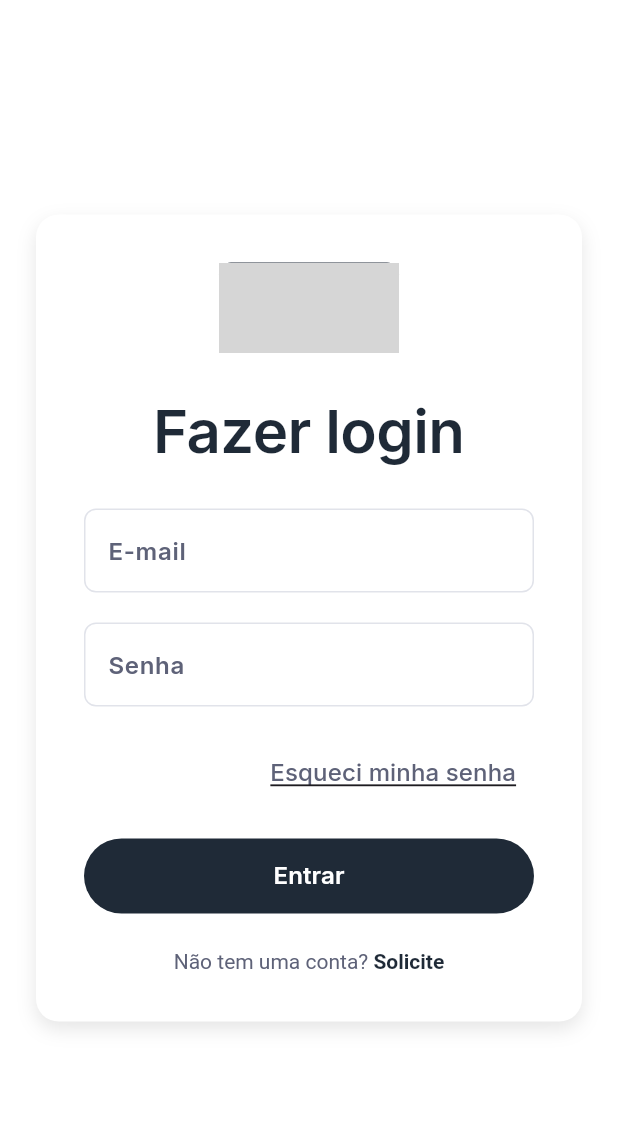
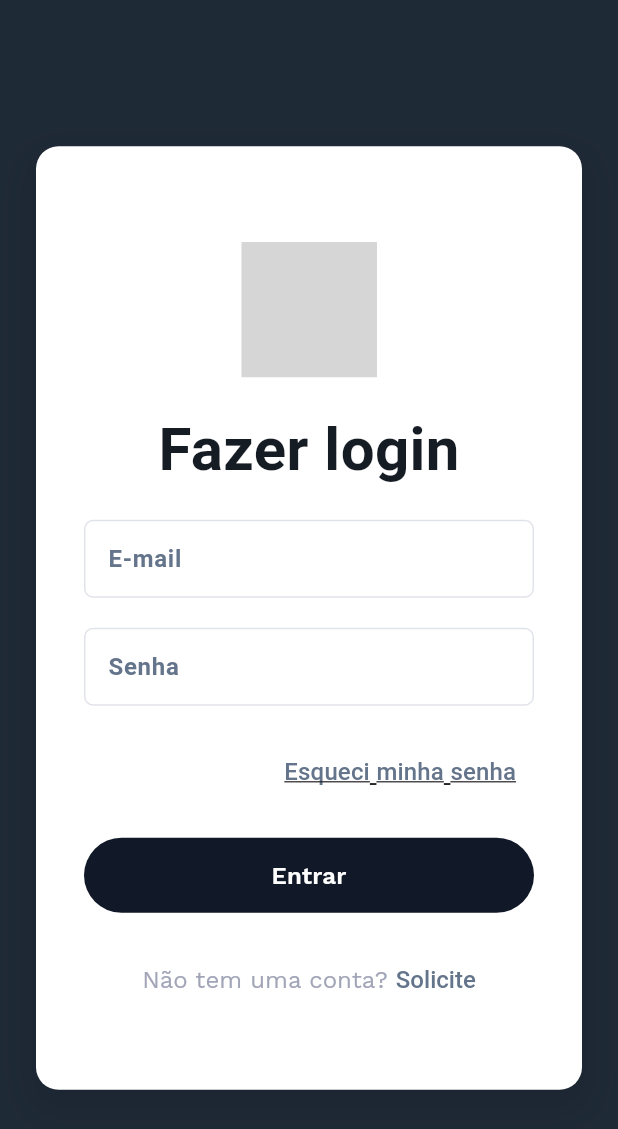
Before and after one commit to gabrielmaialva33/yol-benicio-app, a Flutter app: the screen it shows after launch, on a phone screen of 412 x 824 dp. Shown: the top 1129 px of the screen. Run offline on Flutter 3.47's test engine with Material 3 defaults, Android fonts, the phone set to English and light mode, and no system bars; our stand-ins replace flutter_svg, font_awesome_flutter, google_fonts, shared_preferences; grey boxes are pictures that could not be loaded.

Commit message:
chore: refactor login page layout with responsive design and decorative elements

```diff
--- a/lib/features/auth/pages/login_page.dart
+++ b/lib/features/auth/pages/login_page.dart
@@ -1,4 +1,5 @@
 import 'package:flutter/material.dart';
+import 'package:flutter_svg/flutter_svg.dart';
 import 'package:provider/provider.dart';
 import 'package:yolapp/features/auth/services/auth_service.dart';
 
@@ -44,159 +45,148 @@ class _LoginPageState extends State<LoginPage> {
   @override
   Widget build(BuildContext context) {
     return Scaffold(
-      backgroundColor: Colors.white,
-      body: Center(
+      backgroundColor: const Color(0xFF1F2A37),
+      body: LayoutBuilder(
+        builder: (context, constraints) {
+          bool isDesktop = constraints.maxWidth > 800;
+          return Stack(
+            children: [
+              // Decorative circles for desktop
+              if (isDesktop) ...[
+                Positioned(
+                  top: -150,
+                  left: -150,
+                  child: _buildDecorativeCircle(),
+                ),
+                Positioned(
+                  bottom: -200,
+                  left: -100,
+                  child: _buildDecorativeCircle(),
+                ),
+              ],
+              Center(
                 child: SingleChildScrollView(
                   padding: const EdgeInsets.all(24.0),
-          child: Container(
-            constraints: const BoxConstraints(maxWidth: 400),
+                  child:
+                      isDesktop ? _buildDesktopLayout() : _buildMobileLayout(),
+                ),
+              ),
+            ],
+          );
+        },
+      ),
+    );
+  }
+
+  Widget _buildDecorativeCircle() {
+    return Container(
+      width: 550,
+      height: 550,
+      decoration: BoxDecoration(
+        shape: BoxShape.circle,
+        border: Border.all(
+          color: const Color(0xFFF6680E).withOpacity(0.5),
+          width: 15,
+        ),
+        boxShadow: [
+          BoxShadow(
+            color: const Color(0xFF0F172A).withOpacity(0.8),
+            blurRadius: 95,
+            spreadRadius: 13,
+          ),
+        ],
+      ),
+    );
+  }
+
+  Widget _buildDesktopLayout() {
+    return Row(
+      mainAxisAlignment: MainAxisAlignment.center,
+      crossAxisAlignment: CrossAxisAlignment.center,
+      children: [
+        const Expanded(
+          child: Center(
+              // This space can be used for a larger branding image on desktop
+              // For now, we keep it empty as the logo is inside the form card.
+              ),
+        ),
+        const SizedBox(width: 60),
+        Expanded(
+          child: _buildLoginForm(),
+        ),
+      ],
+    );
+  }
+
+  Widget _buildMobileLayout() {
+    return _buildLoginForm();
+  }
+
+  Widget _buildLoginForm() {
+    return Container(
+      constraints: const BoxConstraints(maxWidth: 490),
       decoration: BoxDecoration(
         color: Colors.white,
         borderRadius: BorderRadius.circular(15),
         boxShadow: [
           BoxShadow(
             color: Colors.black.withOpacity(0.1),
-                  blurRadius: 10,
-                  offset: const Offset(0, 5),
+            blurRadius: 20,
+            spreadRadius: 5,
+            offset: const Offset(0, 10),
           ),
         ],
       ),
-            padding: const EdgeInsets.all(32),
+      padding: const EdgeInsets.symmetric(horizontal: 32, vertical: 64),
       child: Form(
         key: _formKey,
         child: Column(
           mainAxisSize: MainAxisSize.min,
           children: [
-                  // Logo section
-                  Container(
-                    margin: const EdgeInsets.only(bottom: 40),
-                    child: Image.asset(
-                      'assets/images/logo-yol.svg',
-                      height: 60,
-                      errorBuilder: (context, error, stackTrace) {
-                        return Container(
-                          height: 60,
-                          width: 120,
-                          decoration: BoxDecoration(
-                            color: const Color(0xFF1F2A37),
-                            borderRadius: BorderRadius.circular(8),
+            SvgPicture.asset(
+              'assets/icons/logo.svg',
+              height: 90,
             ),
-                          child: const Center(
-                            child: Text(
-                              'YOL',
+            const SizedBox(height: 35),
+            Text(
+              'Fazer login',
               style: TextStyle(
-                                color: Colors.white,
-                                fontSize: 24,
-                                fontWeight: FontWeight.bold,
+                fontFamily: 'Montserrat',
+                fontSize: 40,
+                fontWeight: FontWeight.w600,
+                color: const Color(0xFF161C24),
+                height: 0.6,
               ),
             ),
-                          ),
-                        );
-                      },
-                    ),
-                  ),
-
-                  // Title
-                  Text(
-                    'Fazer login',
-                    style: Theme.of(context).textTheme.headlineMedium?.copyWith(
-                          fontSize: 40,
-                          fontWeight: FontWeight.w600,
-                          color: const Color(0xFF1F2A37),
-                          height: 0.6,
-                          letterSpacing: -0.4,
-                        ),
-                  ),
-                  const SizedBox(height: 40),
-
-                  // Email field
+            const SizedBox(height: 35),
             TextFormField(
               controller: _emailController,
-                    decoration: InputDecoration(
-                      hintText: 'E-mail',
-                      hintStyle: const TextStyle(
-                        color: Color(0xFF5E6278),
+              decoration: _buildInputDecoration('E-mail'),
+              style: const TextStyle(
+                  fontFamily: 'Montserrat',
                   fontSize: 16,
                   fontWeight: FontWeight.w600,
-                      ),
-                      border: OutlineInputBorder(
-                        borderRadius: BorderRadius.circular(8),
-                        borderSide: const BorderSide(color: Color(0xFFE1E3EA)),
-                      ),
-                      enabledBorder: OutlineInputBorder(
-                        borderRadius: BorderRadius.circular(8),
-                        borderSide: const BorderSide(color: Color(0xFFE1E3EA)),
-                      ),
-                      focusedBorder: OutlineInputBorder(
-                        borderRadius: BorderRadius.circular(8),
-                        borderSide: const BorderSide(
-                            color: Color(0xFF1F2A37), width: 2),
-                      ),
-                      errorBorder: OutlineInputBorder(
-                        borderRadius: BorderRadius.circular(8),
-                        borderSide: const BorderSide(color: Colors.red),
-                      ),
-                      contentPadding: const EdgeInsets.symmetric(
-                          horizontal: 12, vertical: 16),
-                      filled: true,
-                      fillColor: Colors.white,
-                    ),
-                    style: const TextStyle(
-                      fontSize: 16,
-                      fontWeight: FontWeight.w600,
-                      color: Color(0xFF5E6278),
-                    ),
+                  color: Color(0xFF64748B)),
               keyboardType: TextInputType.emailAddress,
               validator: (value) {
                 if (value == null || value.isEmpty) {
                   return 'E-mail é obrigatório';
                 }
-                      if (!RegExp(r'^[^\s@]+@[^\s@]+\.[^\s@]+$')
-                          .hasMatch(value)) {
+                if (!RegExp(r'^[^\s@]+@[^\s@]+\.[^\s@]+$').hasMatch(value)) {
                   return 'E-mail inválido';
                 }
                 return null;
               },
             ),
             const SizedBox(height: 20),
-
-                  // Password field
             TextFormField(
               controller: _passwordController,
-                    decoration: InputDecoration(
-                      hintText: 'Senha',
-                      hintStyle: const TextStyle(
-                        color: Color(0xFF5E6278),
+              decoration: _buildInputDecoration('Senha'),
+              style: const TextStyle(
+                  fontFamily: 'Montserrat',
                   fontSize: 16,
                   fontWeight: FontWeight.w600,
-                      ),
-                      border: OutlineInputBorder(
-                        borderRadius: BorderRadius.circular(8),
-                        borderSide: const BorderSide(color: Color(0xFFE1E3EA)),
-                      ),
-                      enabledBorder: OutlineInputBorder(
-                        borderRadius: BorderRadius.circular(8),
-                        borderSide: const BorderSide(color: Color(0xFFE1E3EA)),
-                      ),
-                      focusedBorder: OutlineInputBorder(
-                        borderRadius: BorderRadius.circular(8),
-                        borderSide: const BorderSide(
-                            color: Color(0xFF1F2A37), width: 2),
-                      ),
-                      errorBorder: OutlineInputBorder(
-                        borderRadius: BorderRadius.circular(8),
-                        borderSide: const BorderSide(color: Colors.red),
-                      ),
-                      contentPadding: const EdgeInsets.symmetric(
-                          horizontal: 12, vertical: 16),
-                      filled: true,
-                      fillColor: Colors.white,
-                    ),
-                    style: const TextStyle(
-                      fontSize: 16,
-                      fontWeight: FontWeight.w600,
-                      color: Color(0xFF5E6278),
-                    ),
+                  color: Color(0xFF64748B)),
               obscureText: true,
               validator: (value) {
                 if (value == null || value.isEmpty) {
@@ -205,32 +195,23 @@ class _LoginPageState extends State<LoginPage> {
                 return null;
               },
             ),
-
-                  // Error message
             if (_errorMessage != null) ...[
               const SizedBox(height: 16),
               Text(
                 _errorMessage!,
-                      style: const TextStyle(
-                        color: Colors.red,
-                        fontSize: 14,
-                      ),
+                style: const TextStyle(color: Colors.red, fontSize: 14),
               ),
             ],
-
             const SizedBox(height: 20),
-
-                  // Forgot password link
             Align(
               alignment: Alignment.centerRight,
               child: TextButton(
-                      onPressed: () {
-                        // TODO: Implement forgot password
-                      },
+                onPressed: () {},
                 child: const Text(
                   'Esqueci minha senha',
                   style: TextStyle(
-                          color: Color(0xFF5E6278),
+                    fontFamily: 'Montserrat',
+                    color: Color(0xFF64748B),
                     fontSize: 16,
                     fontWeight: FontWeight.w500,
                     decoration: TextDecoration.underline,
@@ -238,22 +219,18 @@ class _LoginPageState extends State<LoginPage> {
                 ),
               ),
             ),
-
             const SizedBox(height: 20),
-
-                  // Login button
             SizedBox(
               width: double.infinity,
               height: 50,
               child: ElevatedButton(
                 onPressed: _isLoading ? null : _login,
                 style: ElevatedButton.styleFrom(
-                        backgroundColor: const Color(0xFF1F2A37),
+                  backgroundColor: const Color(0xFF111827),
                   foregroundColor: Colors.white,
                   shape: RoundedRectangleBorder(
-                          borderRadius: BorderRadius.circular(25),
+                    borderRadius: BorderRadius.circular(999),
                   ),
-                        elevation: 0,
                 ),
                 child: _isLoading
                     ? const SizedBox(
@@ -268,29 +245,28 @@ class _LoginPageState extends State<LoginPage> {
                     : const Text(
                         'Entrar',
                         style: TextStyle(
+                          fontFamily: 'Work Sans',
                           fontSize: 16,
                           fontWeight: FontWeight.w600,
                         ),
                       ),
               ),
             ),
-
-                  const SizedBox(height: 24),
-
-                  // Sign up text
+            const SizedBox(height: 35),
             RichText(
               text: const TextSpan(
                 style: TextStyle(
-                        fontSize: 14,
-                        color: Color(0xFF5E6278),
+                  fontFamily: 'Work Sans',
+                  fontSize: 16,
+                  color: Color(0xFFA1A5B7),
                 ),
                 children: [
                   TextSpan(text: 'Não tem uma conta? '),
                   TextSpan(
                     text: 'Solicite',
                     style: TextStyle(
-                            color: Color(0xFF1F2A37),
-                            fontWeight: FontWeight.w600,
+                      fontWeight: FontWeight.w500,
+                      color: Color(0xFF64748B),
                     ),
                   ),
                 ],
@@ -299,9 +275,35 @@ class _LoginPageState extends State<LoginPage> {
           ],
         ),
       ),
+    );
+  }
+
+  InputDecoration _buildInputDecoration(String label) {
+    return InputDecoration(
+      hintText: label,
+      hintStyle: const TextStyle(
+        fontFamily: 'Montserrat',
+        color: Color(0xFF64748B),
+        fontSize: 16,
+        fontWeight: FontWeight.w600,
       ),
+      border: OutlineInputBorder(
+        borderRadius: BorderRadius.circular(6),
+        borderSide: const BorderSide(color: Color(0xFFE1E3EA)),
       ),
+      enabledBorder: OutlineInputBorder(
+        borderRadius: BorderRadius.circular(6),
+        borderSide: const BorderSide(color: Color(0xFFE1E3EA)),
       ),
+      focusedBorder: OutlineInputBorder(
+        borderRadius: BorderRadius.circular(6),
+        borderSide: const BorderSide(color: Color(0xFF1F2A37), width: 1.5),
+      ),
+      errorBorder: OutlineInputBorder(
+        borderRadius: BorderRadius.circular(6),
+        borderSide: const BorderSide(color: Colors.red),
+      ),
+      contentPadding: const EdgeInsets.symmetric(horizontal: 12, vertical: 14),
     );
   }
 
```
Lines whose indentation alone changed are shown as unchanged.
